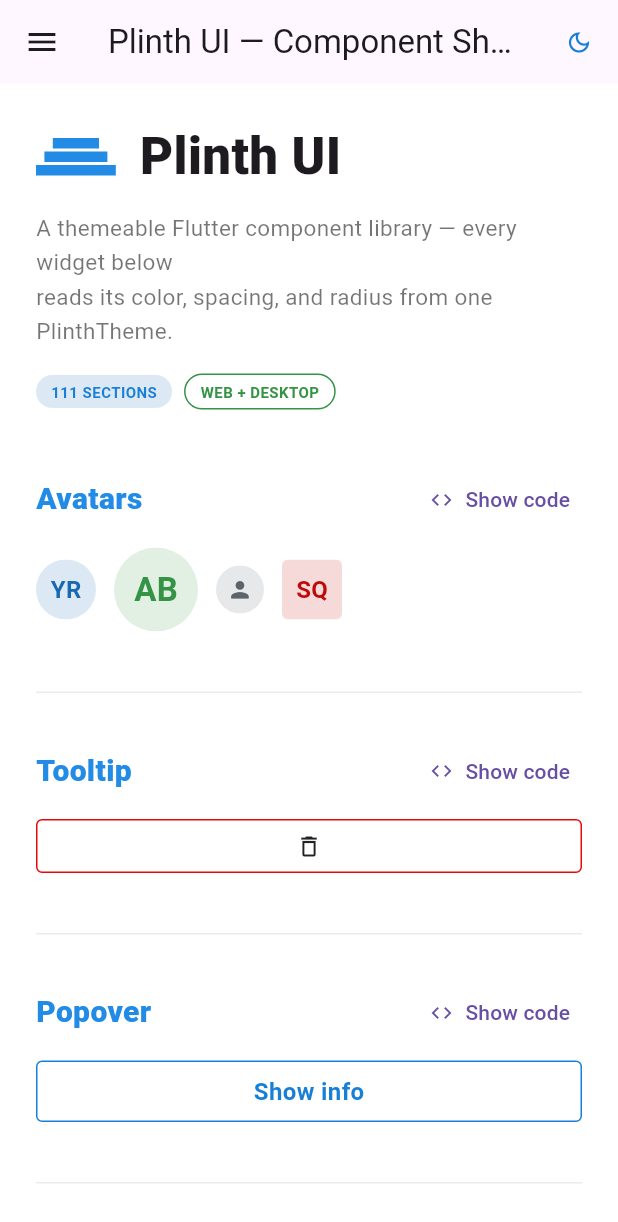
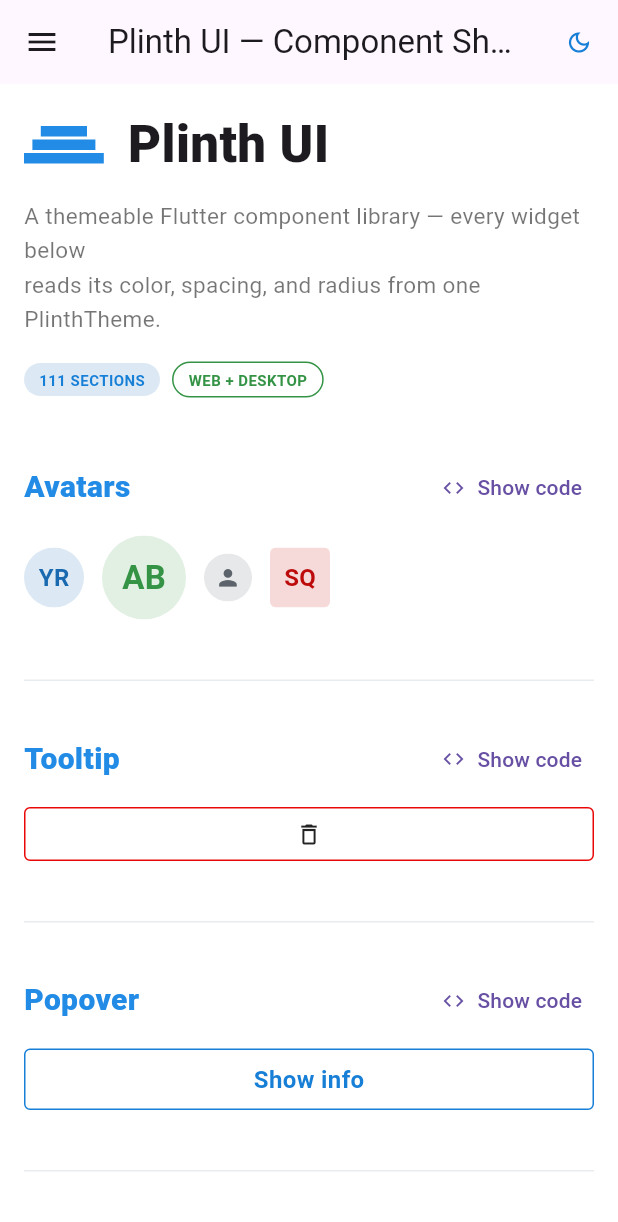
Before and after one commit to ylahav/plinth_ui, a Flutter app: the ShowcasePage screen opened directly, after a tap on the "close" icon, on a phone screen of 412 x 824 dp. Shown: the top 1222 px of the screen. Run offline on Flutter 3.47's test engine with Material 3 defaults, Android fonts, the phone set to English and light mode, and no system bars; missing offline and left inert: widgetbook; network calls fail.

Commit message:
Fix the tabs and cascader overflows, and the tour that found them
PlinthTabs laid its tabs out in a plain Row, so four of them on a
phone reported a RenderFlex overflow and clipped the last one out of
reach. It scrolls horizontally now, which is what Material TabBar and
every phone tab strip does. It fills the width it is given rather
than shrink-wrapping, so the underline runs the container width the
way Mantine Tabs.List does; given unbounded width it keeps the plain
row, since a scroll view cannot take one and nothing can overflow a
width that is not there.

PlinthCascader hit the same wall sooner: three levels at the default
panel width needs 482px, and drilling in only adds panels. Panels pan
sideways now, but only when they do not fit — a viewport fills the
width it is offered, which would stretch the border past the last
panel on a desktop. The threshold is arithmetic, not a measuring
pass, since panels are a fixed width.

The component tour had three overflows of its own: the hero title
beside the mark, and two labels that could not wrap. It also spent 24
of a phone's 390 pixels on padding at each side.

mobile_layout_test.dart now lays out all 24 detail pages and the tour
at 390x844 — the smoke test uses a 1400x2000 viewport, so nothing was
ever laid out at a size someone opens the deployed site on.

Co-Authored-By: Claude Opus 5 <noreply@anthropic.com>

```diff
--- a/example/lib/main.dart
+++ b/example/lib/main.dart
@@ -408,10 +408,15 @@ class _ShowcasePageState extends State<ShowcasePage> {
       child: Column(
         crossAxisAlignment: CrossAxisAlignment.start,
         children: [
-          Row(
+          // A Wrap rather than a Row: 34pt lettering beside the mark
+          // is wider than a phone, and the title dropping below the
+          // mark is better than a clipped one.
+          Wrap(
+            crossAxisAlignment: WrapCrossAlignment.center,
+            spacing: 16,
+            runSpacing: 8,
             children: [
               _plinthMark(scale: 1.4),
-              const SizedBox(width: 16),
               const Text(
                 'Plinth UI',
                 style: TextStyle(fontSize: 34, fontWeight: FontWeight.w800),
@@ -575,7 +580,10 @@ class _ShowcasePageState extends State<ShowcasePage> {
           body: Builder(
             builder: (context) {
               final content = Padding(
-                padding: const EdgeInsets.all(24),
+                // 24 on each side of a phone is 12% of the screen
+                // spent on nothing.
+                padding: EdgeInsets.all(
+                    MediaQuery.sizeOf(context).width < 600 ? 16 : 24),
                 // SingleChildScrollView + Column rather than
                 // ListView: ListView is virtualized by Flutter's
                 // Sliver system even when given a fixed children
@@ -1483,8 +1491,13 @@ class _ShowcasePageState extends State<ShowcasePage> {
                         children: [
                           PlinthText('Left', size: PlinthSize.sm),
                           PlinthSpace(w: PlinthSize.xl),
-                          PlinthText('Right (spaced apart)',
-                              size: PlinthSize.sm),
+                          // Flexible so the label wraps on a phone
+                          // instead of pushing the row off the screen;
+                          // the gap being demonstrated is unaffected.
+                          Flexible(
+                            child: PlinthText('Right (spaced apart)',
+                                size: PlinthSize.sm),
+                          ),
                         ],
                       ),
                       _gap(),
@@ -1503,8 +1516,10 @@ class _ShowcasePageState extends State<ShowcasePage> {
                             children: [
                               Icon(Icons.star_border, size: 18),
                               SizedBox(width: 8),
-                              PlinthText('Fully custom tap target',
-                                  size: PlinthSize.sm),
+                              Flexible(
+                                child: PlinthText('Fully custom tap target',
+                                    size: PlinthSize.sm),
+                              ),
                             ],
                           ),
                         ),
--- a/packages/plinth_components/lib/src/widgets/plinth_cascader.dart
+++ b/packages/plinth_components/lib/src/widgets/plinth_cascader.dart
@@ -112,14 +112,7 @@ class PlinthCascader extends StatelessWidget {
     final colorKey = color ?? theme.primaryColor;
     final columns = _columns();
 
-    return Container(
-      height: height,
-      decoration: BoxDecoration(
-        border: Border.all(color: theme.border),
-        borderRadius: BorderRadius.circular(theme.radius[theme.defaultRadius]!),
-      ),
-      clipBehavior: Clip.antiAlias,
-      child: Row(
+    final panels = Row(
       mainAxisSize: MainAxisSize.min,
       children: [
         for (var c = 0; c < columns.length; c++) ...[
@@ -146,6 +139,40 @@ class PlinthCascader extends StatelessWidget {
           ),
         ],
       ],
+    );
+
+    // Each panel is a fixed width and each divider a single pixel, so
+    // what the row needs is arithmetic rather than a measurement.
+    final contentWidth = columnWidth * columns.length +
+        (columns.isEmpty ? 0 : columns.length - 1);
+
+    return Container(
+      height: height,
+      decoration: BoxDecoration(
+        border: Border.all(color: theme.border),
+        borderRadius: BorderRadius.circular(theme.radius[theme.defaultRadius]!),
+      ),
+      clipBehavior: Clip.antiAlias,
+      child: LayoutBuilder(
+        builder: (context, constraints) {
+          // Drilling in adds a panel, so a cascader outgrows a phone
+          // after two levels. Panning to the level you are choosing at
+          // is how every column browser handles that; shrinking the
+          // panels would cost the labels instead.
+          //
+          // Only when it doesn't fit: a scroll viewport fills the width
+          // it is offered, which would stretch the border past the
+          // panels on a wide screen where the row shrink-wraps today.
+          if (!constraints.hasBoundedWidth ||
+              contentWidth <= constraints.maxWidth) {
+            return panels;
+          }
+
+          return SingleChildScrollView(
+            scrollDirection: Axis.horizontal,
+            child: panels,
+          );
+        },
       ),
     );
   }
--- a/packages/plinth_components/lib/src/widgets/plinth_tabs.dart
+++ b/packages/plinth_components/lib/src/widgets/plinth_tabs.dart
@@ -66,11 +66,7 @@ class PlinthTabs<T> extends StatelessWidget {
     final verticalPadding = theme.spacing[size]! * 0.5;
     final horizontalPadding = theme.spacing[size]!;
 
-    return DecoratedBox(
-      decoration: BoxDecoration(
-        border: Border(bottom: BorderSide(color: theme.surfaceSunken)),
-      ),
-      child: Row(
+    final strip = Row(
       mainAxisSize: MainAxisSize.min,
       children: [
         for (final tab in tabs)
@@ -106,9 +102,8 @@ class PlinthTabs<T> extends StatelessWidget {
                   PlinthText(
                     tab.label,
                     size: size,
-                      weight: tab.value == value
-                          ? FontWeight.w600
-                          : FontWeight.w400,
+                    weight:
+                        tab.value == value ? FontWeight.w600 : FontWeight.w400,
                     color: tab.value == value ? colorKey : null,
                   ),
                 ],
@@ -116,6 +111,30 @@ class PlinthTabs<T> extends StatelessWidget {
             ),
           ),
       ],
+    );
+
+    return DecoratedBox(
+      decoration: BoxDecoration(
+        border: Border(bottom: BorderSide(color: theme.surfaceSunken)),
+      ),
+      child: LayoutBuilder(
+        builder: (context, constraints) {
+          // Nothing can overflow without a width to overflow — and a
+          // scroll view needs a bounded one, so a tab bar sitting in a
+          // `Row` without an `Expanded` keeps the plain strip.
+          if (!constraints.hasBoundedWidth) return strip;
+
+          // More tabs than fit is the ordinary case on a phone, and
+          // the platform answer to it is a strip that pans rather than
+          // one that clips or wraps. The viewport fills the width it is
+          // given, so the underline runs the width of the container the
+          // way Mantine's list does, rather than stopping at the last
+          // tab.
+          return SingleChildScrollView(
+            scrollDirection: Axis.horizontal,
+            child: strip,
+          );
+        },
       ),
     );
   }
```
Also changed, not shown: 5 other files. Lines whose indentation alone changed are shown as unchanged.
